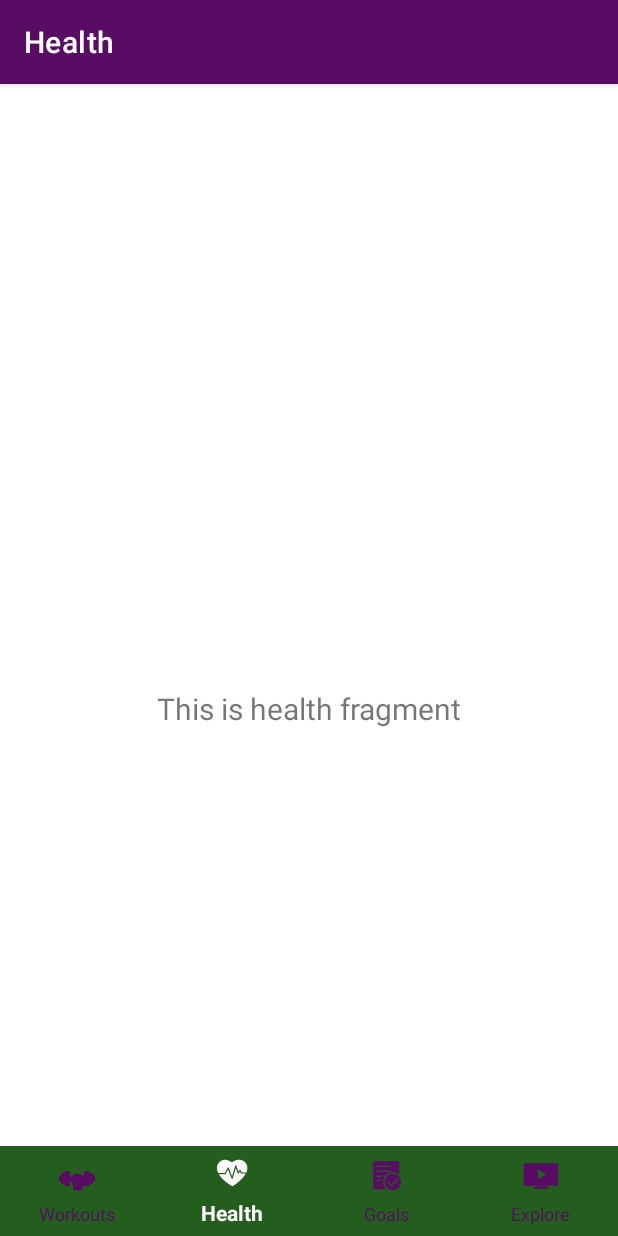
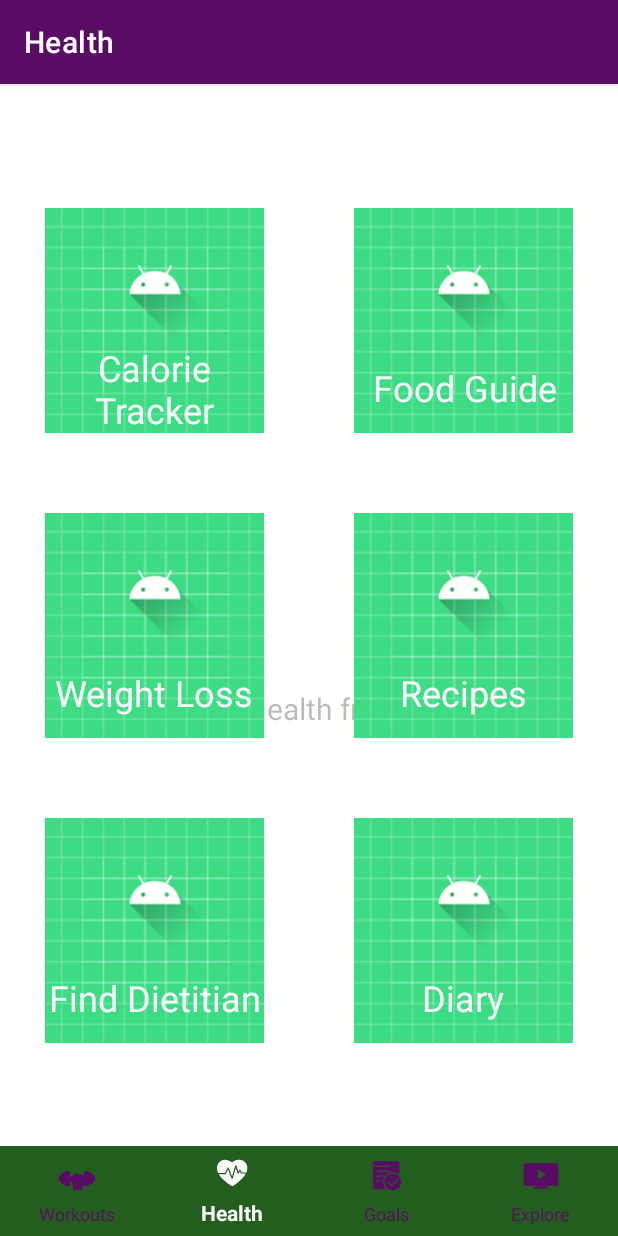
Before and after one commit to shastye/FitStir, an Android app: the HealthFragment screen opened through its navigation route, on a phone screen of 412 x 824 dp. Run offline under Robolectric (Android 15) with nearby library versions, the phone set to English and light mode, and no system bars; our stand-ins replace navigation-ui.

Commit message:
Added buttons to workouts and health with design in mind (background, icon, and label)

```diff
--- /dev/null
+++ b/app/src/main/java/com/fitstir/fitstirapp/ui/utility/SectionGridAdapter.java
@@ -0,0 +1,60 @@
+package com.fitstir.fitstirapp.ui.utility;
+
+import android.content.Context;
+import android.view.LayoutInflater;
+import android.view.View;
+import android.view.ViewGroup;
+import android.widget.BaseAdapter;
+import android.widget.ImageView;
+import android.widget.TextView;
+
+import com.fitstir.fitstirapp.R;
+
+import java.util.Vector;
+
+public class SectionGridAdapter extends BaseAdapter {
+
+    private Vector<SectionItem> options;
+    private View root;
+
+    public SectionGridAdapter(Vector<SectionItem> _options, View _root) {
+        super();
+
+        options = _options;
+        root = _root;
+    }
+
+    @Override
+    public int getCount() {
+        return options.size();
+    }
+
+    @Override
+    public Object getItem(int _position) {
+        return options.get(_position);
+    }
+
+    @Override
+    public long getItemId(int _position) {
+        return (long)_position;
+    }
+
+    @Override
+    public View getView(int _position, View _convertView, ViewGroup _parent) {
+        SectionItem item = options.get(_position);
+
+        LayoutInflater inflater = (LayoutInflater) root.getContext().getSystemService(Context.LAYOUT_INFLATER_SERVICE);
+        View view = inflater.inflate(R.layout.layout_section, _parent, false);
+
+        ImageView icon = view.findViewById(R.id.layout_section_icon);
+        icon.setImageResource(item.getIcon());
+
+        TextView label = view.findViewById(R.id.layout_section_label);
+        label.setText(item.getLabel());
+
+        return view;
+    }
+
+    public View getRoot() { return root; }
+    public Vector<SectionItem> getOptions() { return options; }
+}
--- /dev/null
+++ b/app/src/main/java/com/fitstir/fitstirapp/ui/utility/SectionItem.java
@@ -0,0 +1,16 @@
+package com.fitstir.fitstirapp.ui.utility;
+
+import android.graphics.drawable.Drawable;
+
+public class SectionItem {
+    int icon;
+    String label;
+
+    SectionItem(int _drawable, String _label) {
+        icon = _drawable;
+        label = _label;
+    }
+
+    int getIcon() { return icon; }
+    String getLabel() { return label; }
+}
--- a/app/src/main/java/com/fitstir/fitstirapp/ui/utility/Tags.java
+++ b/app/src/main/java/com/fitstir/fitstirapp/ui/utility/Tags.java
@@ -1,5 +1,28 @@
 package com.fitstir.fitstirapp.ui.utility;
+
+import com.fitstir.fitstirapp.R;
+
+import java.util.Vector;
 
 public class Tags {
     public static String FIRST_NAME = "first_name";
+
+
+    public static final Vector<SectionItem> WORKOUTS_SECTION = new Vector<SectionItem>() {{
+        add(new SectionItem(R.drawable.ic_launcher_foreground, "Run Club"));
+        add(new SectionItem(R.drawable.ic_launcher_foreground, "Upper Body"));
+        add(new SectionItem(R.drawable.ic_launcher_foreground, "Lower Body"));
+        add(new SectionItem(R.drawable.ic_launcher_foreground, "Weight Lifting"));
+        add(new SectionItem(R.drawable.ic_launcher_foreground, "Circuit Workouts"));
+        add(new SectionItem(R.drawable.ic_launcher_foreground, "Yoga"));
+    }};
+
+    public static final Vector<SectionItem> HEALTH_SECTION = new Vector<SectionItem>() {{
+        add(new SectionItem(R.drawable.ic_launcher_foreground, "Calorie Tracker"));
+        add(new SectionItem(R.drawable.ic_launcher_foreground, "Food Guide"));
+        add(new SectionItem(R.drawable.ic_launcher_foreground, "Weight Loss"));
+        add(new SectionItem(R.drawable.ic_launcher_foreground, "Recipes"));
+        add(new SectionItem(R.drawable.ic_launcher_foreground, "Find Dietitian"));
+        add(new SectionItem(R.drawable.ic_launcher_foreground, "Diary"));
+    }};
 }
--- a/app/src/main/res/layout/fragment_health.xml
+++ b/app/src/main/res/layout/fragment_health.xml
@@ -19,4 +19,16 @@
         app:layout_constraintEnd_toEndOf="parent"
         app:layout_constraintStart_toStartOf="parent"
         app:layout_constraintTop_toTopOf="parent" />
+
+    <GridView
+        android:id="@+id/health_grid_view"
+        android:layout_width="wrap_content"
+        android:layout_height="wrap_content"
+        android:choiceMode="singleChoice"
+        android:numColumns="2"
+        app:layout_constraintBottom_toBottomOf="parent"
+        app:layout_constraintEnd_toEndOf="parent"
+        app:layout_constraintStart_toStartOf="parent"
+        app:layout_constraintTop_toTopOf="parent"
+        app:layout_constraintVertical_bias="0.0" />
 </androidx.constraintlayout.widget.ConstraintLayout>
--- /dev/null
+++ b/app/src/main/res/layout/layout_section.xml
@@ -0,0 +1,49 @@
+<?xml version="1.0" encoding="utf-8"?>
+<androidx.constraintlayout.widget.ConstraintLayout xmlns:android="http://schemas.android.com/apk/res/android"
+    xmlns:app="http://schemas.android.com/apk/res-auto"
+    android:layout_width="wrap_content"
+    android:layout_height="wrap_content"
+    android:layout_gravity="center"
+    android:background="@android:drawable/screen_background_light_transparent"
+    android:orientation="vertical"
+    android:paddingHorizontal="30dp"
+    android:paddingVertical="20dp">
+
+    <ImageView
+        android:id="@+id/layout_section_background"
+        android:layout_width="150dp"
+        android:layout_height="150dp"
+        android:contentDescription="@string/background_for_section"
+        app:layout_constraintBottom_toBottomOf="parent"
+        app:layout_constraintEnd_toEndOf="parent"
+        app:layout_constraintStart_toStartOf="parent"
+        app:layout_constraintTop_toTopOf="parent"
+        app:srcCompat="@drawable/ic_launcher_background" />
+
+    <ImageView
+        android:id="@+id/layout_section_icon"
+        android:layout_width="80dp"
+        android:layout_height="80dp"
+        android:contentDescription="@string/icon_for_section"
+        app:layout_constraintBottom_toBottomOf="parent"
+        app:layout_constraintEnd_toEndOf="parent"
+        app:layout_constraintStart_toStartOf="parent"
+        app:layout_constraintTop_toTopOf="parent"
+        app:layout_constraintVertical_bias="0.20"
+        app:srcCompat="@drawable/ic_launcher_foreground" />
+
+    <TextView
+        android:id="@+id/layout_section_label"
+        android:layout_width="wrap_content"
+        android:layout_height="60dp"
+        android:gravity="center"
+        android:text="@string/label_for_section"
+        android:textColor="@color/off_white"
+        android:textSize="24sp"
+        app:layout_constraintBottom_toBottomOf="@id/layout_section_background"
+        app:layout_constraintEnd_toEndOf="@id/layout_section_background"
+        app:layout_constraintStart_toStartOf="@id/layout_section_background"
+        app:layout_constraintTop_toBottomOf="@id/layout_section_icon"
+        app:layout_constraintVertical_bias="0.20" />
+
+</androidx.constraintlayout.widget.ConstraintLayout>
--- a/app/src/main/res/values/strings.xml
+++ b/app/src/main/res/values/strings.xml
@@ -12,4 +12,7 @@
     <string name="profile_label">Profile</string>
     <string name="settings">Settings</string>
     <string name="log_out_label">Log Out</string>
+    <string name="label_for_section">Label</string>
+    <string name="icon_for_section">icon for section</string>
+    <string name="background_for_section">background for section</string>
 </resources>
```
Also changed, not shown: app/src/main/java/com/fitstir/fitstirapp/ui/health/HealthFragment.java (+43 -0 lines), app/src/main/java/com/fitstir/fitstirapp/ui/workouts/WorkoutsFragment.java (+44 -0 lines), app/src/main/res/layout/fragment_workouts.xml (+12 -0 lines).
